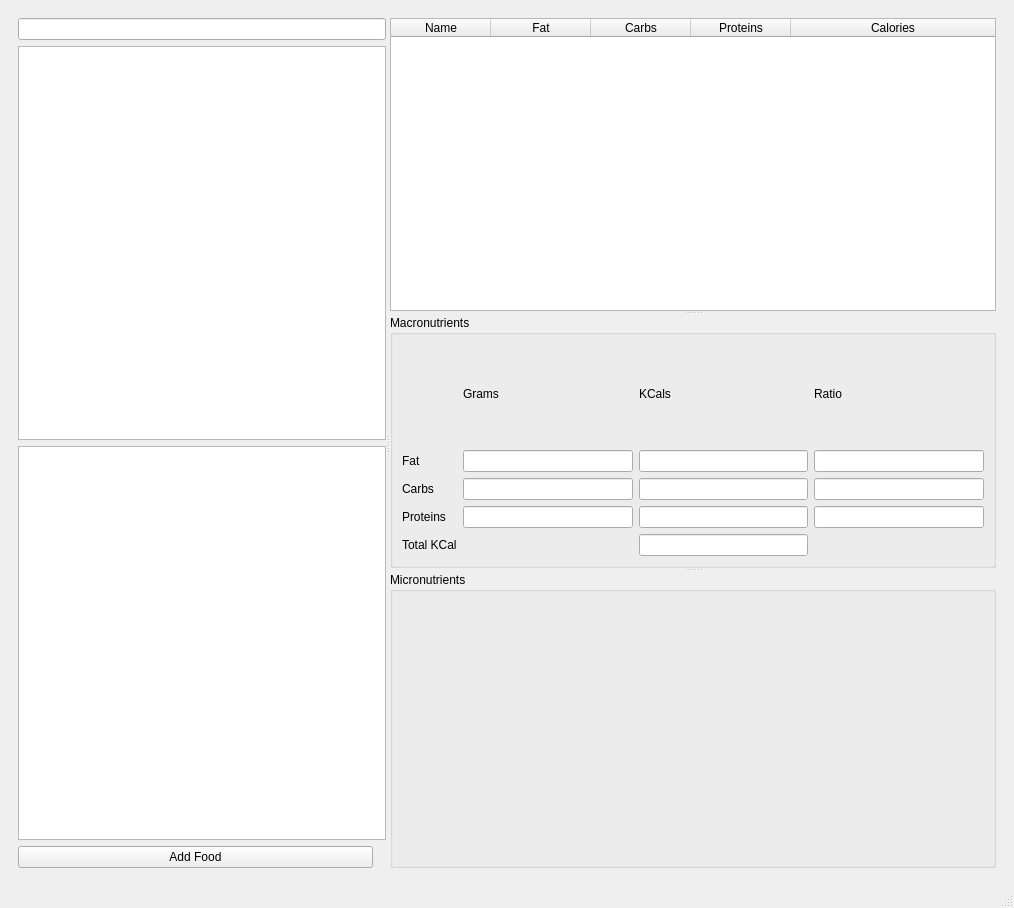
Wapajama/CalorieCounter, file mainwindow.ui: the form before one commit.
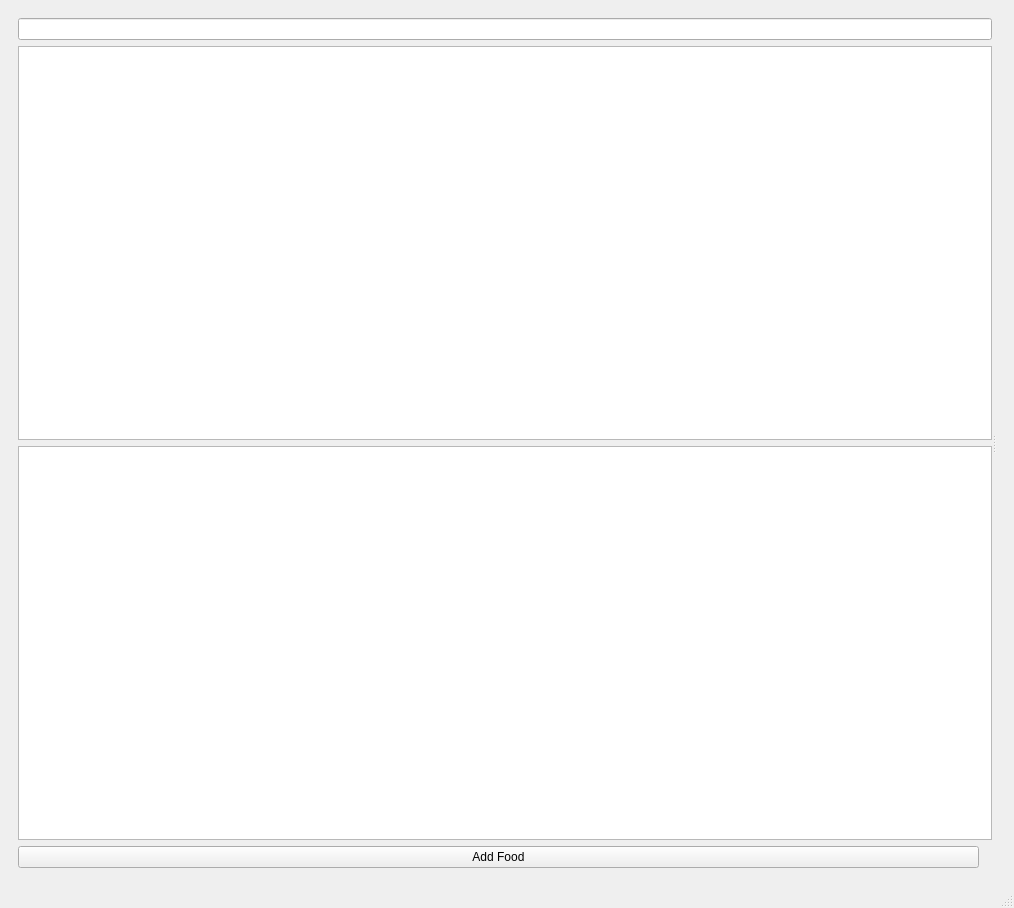
The form after the commit. Custom widgets are drawn as their Qt base class.

Commit message: Created DailyIntakeManager

Patch:
```diff
--- a/mainwindow.ui
+++ b/mainwindow.ui
@@ -99,200 +99,8 @@
            </item>
           </layout>
          </widget>
-         <widget class="QWidget" name="widget_3" native="true">
-          <layout class="QVBoxLayout" name="verticalLayout_2">
-           <item>
-            <widget class="QSplitter" name="splitter_2">
-             <property name="orientation">
-              <enum>Qt::Vertical</enum>
-             </property>
-             <widget class="QWidget" name="widget_4" native="true">
-              <layout class="QHBoxLayout" name="horizontalLayout_3">
-               <item>
-                <widget class="QTableWidget" name="dailyIntakeList">
-                 <property name="frameShadow">
-                  <enum>QFrame::Sunken</enum>
-                 </property>
-                 <attribute name="horizontalHeaderStretchLastSection">
-                  <bool>true</bool>
-                 </attribute>
-                 <attribute name="verticalHeaderVisible">
-                  <bool>false</bool>
-                 </attribute>
-                 <attribute name="verticalHeaderStretchLastSection">
-                  <bool>false</bool>
-                 </attribute>
-                 <column>
-                  <property name="text">
-                   <string>Name</string>
-                  </property>
-                 </column>
-                 <column>
-                  <property name="text">
-                   <string>Fat</string>
-                  </property>
-                 </column>
-                 <column>
-                  <property name="text">
-                   <string>Carbs</string>
-                  </property>
-                 </column>
-                 <column>
-                  <property name="text">
-                   <string>Proteins</string>
-                  </property>
-                 </column>
-                 <column>
-                  <property name="text">
-                   <string>Calories</string>
-                  </property>
-                 </column>
-                </widget>
-               </item>
-              </layout>
-             </widget>
-             <widget class="QWidget" name="widget_5" native="true">
-              <layout class="QHBoxLayout" name="horizontalLayout_4">
-               <item>
-                <widget class="QSplitter" name="splitter_3">
-                 <property name="orientation">
-                  <enum>Qt::Vertical</enum>
-                 </property>
-                 <widget class="QGroupBox" name="groupBox">
-                  <property name="title">
-                   <string>Macronutrients</string>
-                  </property>
-                  <layout class="QHBoxLayout" name="horizontalLayout_5">
-                   <item>
-                    <layout class="QGridLayout" name="gridLayout">
-                     <item row="3" column="1">
-                      <widget class="QLineEdit" name="lineEdit_2"/>
-                     </item>
-                     <item row="1" column="3">
-                      <widget class="QLineEdit" name="lineEdit_9"/>
-                     </item>
-                     <item row="7" column="2">
-                      <widget class="QLineEdit" name="lineEdit_8"/>
-                     </item>
-                     <item row="5" column="3">
-                      <widget class="QLineEdit" name="lineEdit_10"/>
-                     </item>
-                     <item row="5" column="0">
-                      <widget class="QLabel" name="label_3">
-                       <property name="text">
-                        <string>Proteins</string>
-                       </property>
-                      </widget>
-                     </item>
-                     <item row="3" column="2">
-                      <widget class="QLineEdit" name="lineEdit_7"/>
-                     </item>
-                     <item row="1" column="0">
-                      <widget class="QLabel" name="label">
-                       <property name="text">
-                        <string>Fat</string>
-                       </property>
-                      </widget>
-                     </item>
-                     <item row="3" column="0">
-                      <widget class="QLabel" name="label_2">
-                       <property name="text">
-                        <string>Carbs</string>
-                       </property>
-                      </widget>
-                     </item>
-                     <item row="7" column="0">
-                      <widget class="QLabel" name="label_4">
-                       <property name="text">
-                        <string>Total KCal</string>
-                       </property>
-                      </widget>
-                     </item>
-                     <item row="5" column="1">
-                      <widget class="QLineEdit" name="lineEdit_3"/>
-                     </item>
-                     <item row="5" column="2">
-                      <widget class="QLineEdit" name="lineEdit_6"/>
-                     </item>
-                     <item row="3" column="3">
-                      <widget class="QLineEdit" name="lineEdit_11"/>
-                     </item>
-                     <item row="1" column="2">
-                      <widget class="QLineEdit" name="lineEdit_5"/>
-                     </item>
-                     <item row="0" column="1">
-                      <widget class="QLabel" name="label_5">
-                       <property name="sizePolicy">
-                        <sizepolicy hsizetype="Preferred" vsizetype="Minimum">
-                         <horstretch>0</horstretch>
-                         <verstretch>0</verstretch>
-                        </sizepolicy>
-                       </property>
-                       <property name="text">
-                        <string>Grams</string>
-                       </property>
-                      </widget>
-                     </item>
-                     <item row="0" column="2">
-                      <widget class="QLabel" name="label_6">
-                       <property name="sizePolicy">
-                        <sizepolicy hsizetype="Preferred" vsizetype="Minimum">
-                         <horstretch>0</horstretch>
-                         <verstretch>0</verstretch>
-                        </sizepolicy>
-                       </property>
-                       <property name="text">
-                        <string>KCals</string>
-                       </property>
-                      </widget>
-                     </item>
-                     <item row="0" column="3">
-                      <widget class="QLabel" name="label_7">
-                       <property name="sizePolicy">
-                        <sizepolicy hsizetype="Preferred" vsizetype="Minimum">
-                         <horstretch>0</horstretch>
-                         <verstretch>0</verstretch>
-                        </sizepolicy>
-                       </property>
-                       <property name="text">
-                        <string>Ratio</string>
-                       </property>
-                      </widget>
-                     </item>
-                     <item row="1" column="1">
-                      <widget class="QLineEdit" name="lineEdit"/>
-                     </item>
-                    </layout>
-                   </item>
-                  </layout>
-                 </widget>
-                 <widget class="QGroupBox" name="groupBox_2">
-                  <property name="title">
-                   <string>Micronutrients</string>
-                  </property>
-                  <layout class="QVBoxLayout" name="verticalLayout_4">
-                   <item>
-                    <spacer name="verticalSpacer">
-                     <property name="orientation">
-                      <enum>Qt::Vertical</enum>
-                     </property>
-                     <property name="sizeHint" stdset="0">
-                      <size>
-                       <width>20</width>
-                       <height>154</height>
-                      </size>
-                     </property>
-                    </spacer>
-                   </item>
-                  </layout>
-                 </widget>
-                </widget>
-               </item>
-              </layout>
-             </widget>
-            </widget>
-           </item>
-          </layout>
+         <widget class="DailyIntakeManager" name="widget_3" native="true">
+          <layout class="QVBoxLayout" name="verticalLayout_2"/>
          </widget>
         </widget>
        </item>
@@ -313,6 +121,14 @@
   </widget>
   <widget class="QStatusBar" name="statusbar"/>
  </widget>
+ <customwidgets>
+  <customwidget>
+   <class>DailyIntakeManager</class>
+   <extends>QWidget</extends>
+   <header>dailyintakemanager.h</header>
+   <container>1</container>
+  </customwidget>
+ </customwidgets>
  <resources/>
  <connections/>
 </ui>
```
The commit also changes 3 other files.
